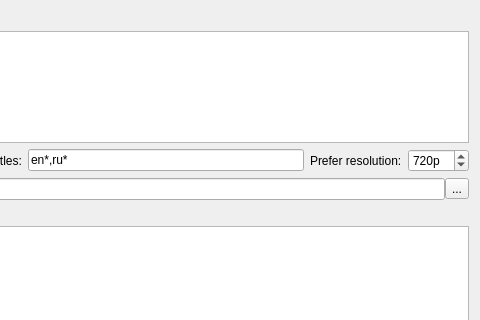
Above: ReeePlayer/forms/video_download_dialog.ui from FilippVolodin/ReeePlayer before the change; both pictures show x 93 to 573 and y 0 to 320 of the 573 by 490 pixel window. Below: the same form after it.
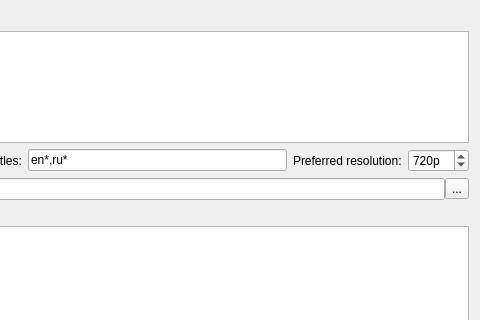
That is the form after the change.

What changed in the file:
```diff
--- a/ReeePlayer/forms/video_download_dialog.ui
+++ b/ReeePlayer/forms/video_download_dialog.ui
@@ -59,7 +59,7 @@
      <item>
       <widget class="QLabel" name="label_4">
        <property name="text">
-        <string>Prefer resolution:</string>
+        <string>Preferred resolution:</string>
        </property>
       </widget>
      </item>
```
